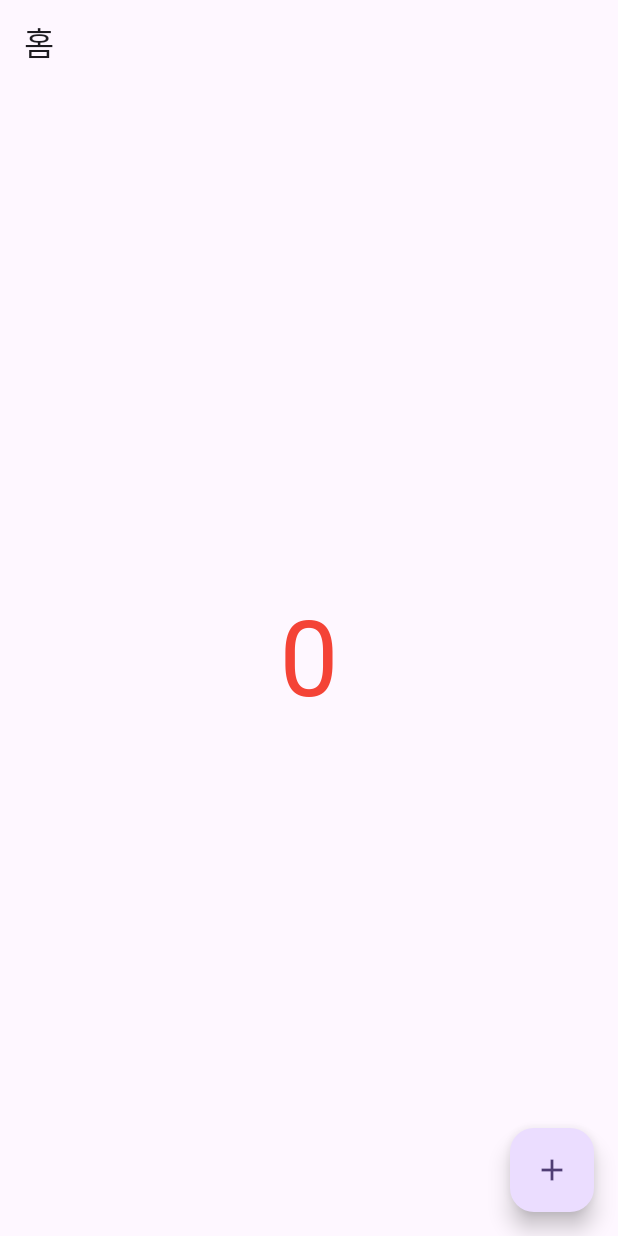
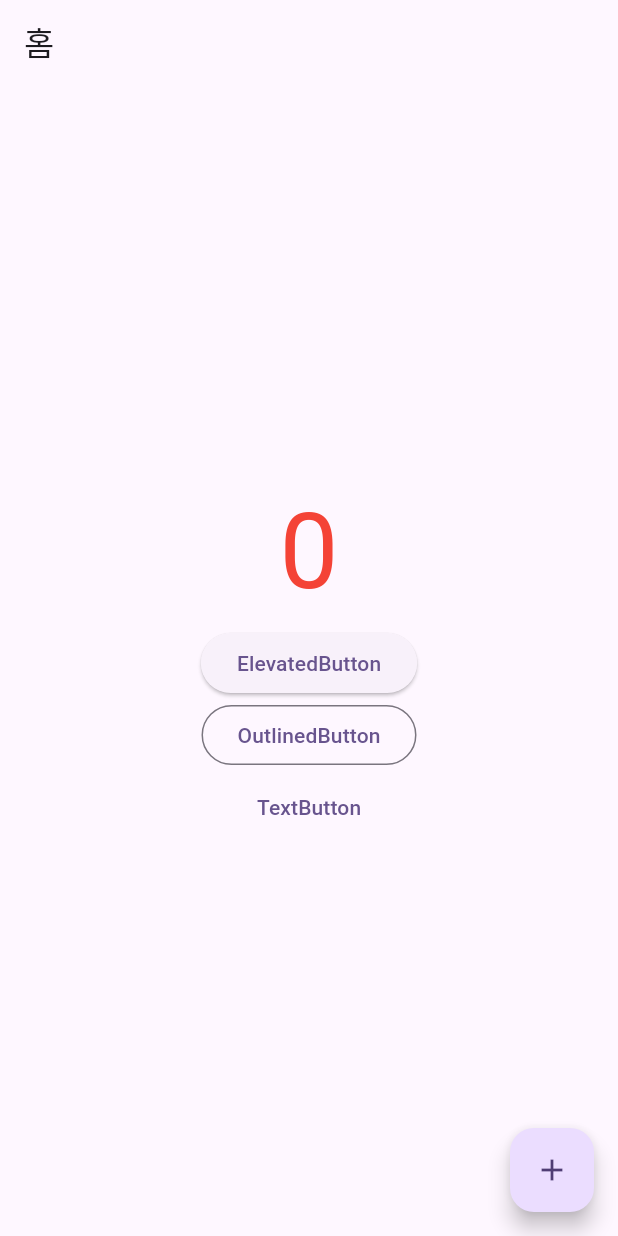
Before and after one commit to hugedreamhd/pratice_01, a Flutter app: the screen it shows after launch, on a phone screen of 412 x 824 dp. Run offline on Flutter 3.47's test engine with Material 3 defaults, Android fonts, the phone set to English and light mode, and no system bars.

Commit message:
여러가지 버튼들

```diff
--- a/lib/main.dart
+++ b/lib/main.dart
@@ -39,12 +39,33 @@ class _MyHomePageState extends State<MyHomePage> {
         title: Text('홈'),
       ),
       body: Center(
-        child: Text(
-          '$count',
-          style: TextStyle(
-            color: Colors.red,
-            fontSize: 70,
-          ),
+        child: Column(
+          mainAxisAlignment: MainAxisAlignment.center,
+          children: [
+            Text(
+              '$count',
+              style: TextStyle(
+                color: Colors.red,
+                fontSize: 70,
+              ),
+            ),
+            ElevatedButton(
+              onPressed: () {
+                print('ElevatedButton');
+              },
+              child: Text('ElevatedButton'),
+            ),
+            OutlinedButton(
+              onPressed: () {
+                print('OutlinedButton');
+              },
+              child: Text('OutlinedButton'),
+            ),
+            TextButton(
+              onPressed: () {},
+              child: Text('TextButton'),
+            ),
+          ],
         ),
       ),
       floatingActionButton: FloatingActionButton(
```
